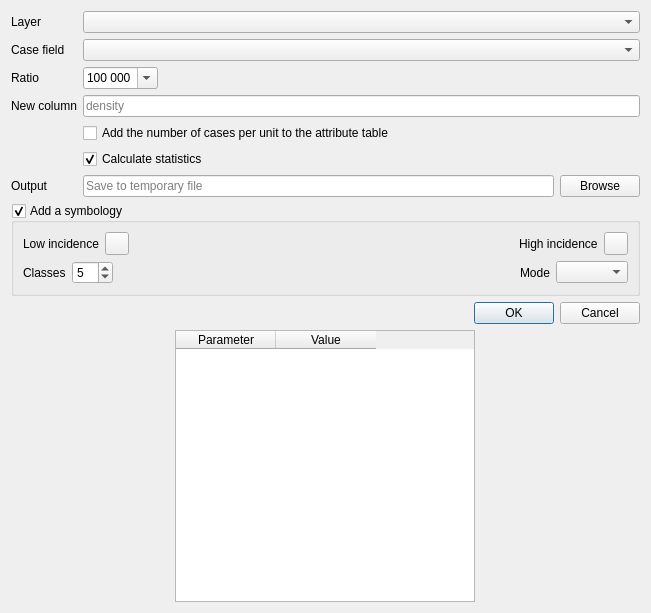
Qt form src/ui/analysis/composite_index.ui (Gustry/GeoHealth) before a commit.
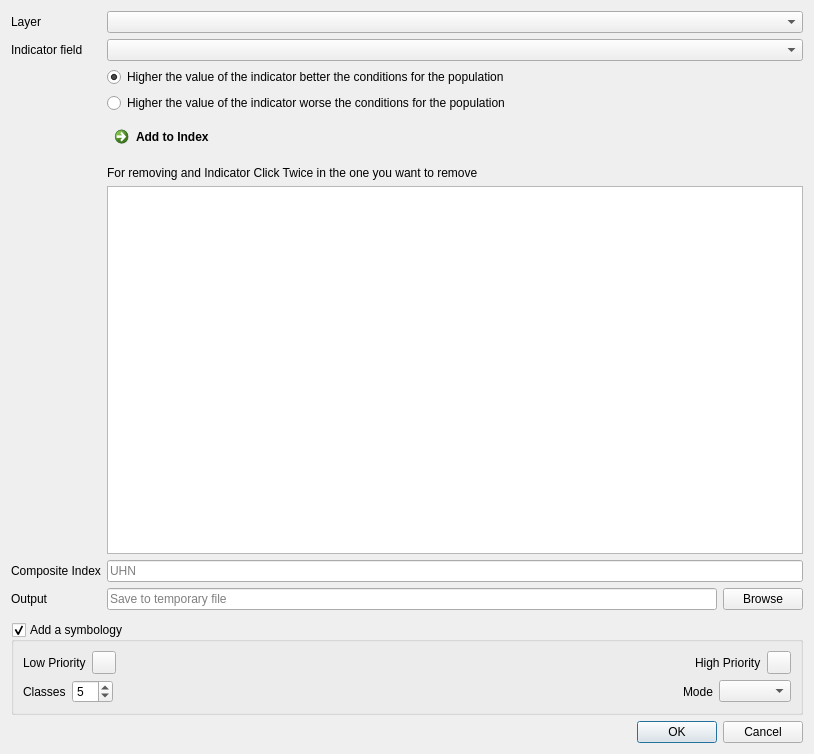
The same form after that commit. Custom widgets are drawn as their Qt base class.

Commit message: FIX selection of indicators for Composite Index

What changed in the file:
```diff
--- a/src/ui/analysis/composite_index.ui
+++ b/src/ui/analysis/composite_index.ui
@@ -6,12 +6,12 @@
    <rect>
     <x>0</x>
     <y>0</y>
-    <width>651</width>
-    <height>613</height>
+    <width>814</width>
+    <height>754</height>
    </rect>
   </property>
   <property name="windowTitle">
-   <string>Density</string>
+   <string>Incidence</string>
   </property>
   <layout class="QVBoxLayout" name="verticalLayout">
    <item>
@@ -19,101 +19,56 @@
      <property name="fieldGrowthPolicy">
       <enum>QFormLayout::ExpandingFieldsGrow</enum>
      </property>
-     <item row="1" column="0">
+     <item row="2" column="0">
       <widget class="QLabel" name="label">
        <property name="text">
         <string>Layer</string>
        </property>
       </widget>
      </item>
-     <item row="4" column="0">
-      <widget class="QLabel" name="label_2">
+     <item row="2" column="1">
+      <widget class="QgsMapLayerComboBox" name="cbx_aggregation_layer">
+       <property name="sizePolicy">
+        <sizepolicy hsizetype="Expanding" vsizetype="Fixed">
+         <horstretch>0</horstretch>
+         <verstretch>0</verstretch>
+        </sizepolicy>
+       </property>
+      </widget>
+     </item>
+     <item row="3" column="0">
+      <widget class="QLabel" name="label_4">
        <property name="text">
-        <string>Ratio</string>
+        <string>Indicator field</string>
        </property>
       </widget>
      </item>
-     <item row="4" column="1">
-      <widget class="QComboBox" name="cbx_ratio">
-       <property name="editable">
-        <bool>true</bool>
+     <item row="3" column="1">
+      <widget class="QgsFieldComboBox" name="cbx_indicator_field">
+       <property name="sizePolicy">
+        <sizepolicy hsizetype="Expanding" vsizetype="Fixed">
+         <horstretch>0</horstretch>
+         <verstretch>0</verstretch>
+        </sizepolicy>
        </property>
-       <property name="currentIndex">
-        <number>4</number>
-       </property>
-       <item>
-        <property name="text">
-         <string>10</string>
-        </property>
-       </item>
-       <item>
-        <property name="text">
-         <string>100</string>
-        </property>
-       </item>
-       <item>
-        <property name="text">
-         <string>1 000</string>
-        </property>
-       </item>
-       <item>
-        <property name="text">
-         <string>10 000</string>
-        </property>
-       </item>
-       <item>
-        <property name="text">
-         <string>100 000</string>
-        </property>
-       </item>
       </widget>
      </item>
-     <item row="5" column="0">
+     <item row="11" column="0">
       <widget class="QLabel" name="label_3">
        <property name="text">
-        <string>New column</string>
+        <string>Composite Index</string>
        </property>
       </widget>
      </item>
-     <item row="5" column="1">
-      <widget class="QLineEdit" name="le_new_column">
-       <property name="maxLength">
-        <number>10</number>
-       </property>
-       <property name="placeholderText">
-        <string>density</string>
-       </property>
-      </widget>
-     </item>
-     <item row="6" column="1">
-      <widget class="QCheckBox" name="checkBox_addNbIntersections">
-       <property name="toolTip">
-        <string>Add the number of cases per unit to the attribute table</string>
-       </property>
-       <property name="text">
-        <string>Add the number of cases per unit to the attribute table</string>
-       </property>
-      </widget>
-     </item>
-     <item row="7" column="1">
-      <widget class="QCheckBox" name="checkBox_incidence_runStats">
-       <property name="text">
-        <string>Calculate statistics</string>
-       </property>
-       <property name="checked">
-        <bool>true</bool>
-       </property>
-      </widget>
-     </item>
-     <item row="8" column="0">
-      <widget class="QLabel" name="label_5">
+     <item row="12" column="0">
+      <widget class="QLabel" name="label_8">
        <property name="text">
         <string>Output</string>
        </property>
       </widget>
      </item>
-     <item row="8" column="1">
-      <layout class="QHBoxLayout" name="horizontalLayout">
+     <item row="12" column="1">
+      <layout class="QHBoxLayout" name="horizontalLayout_6">
        <item>
         <widget class="QLineEdit" name="le_output_filepath">
          <property name="placeholderText">
@@ -130,30 +85,56 @@
        </item>
       </layout>
      </item>
-     <item row="3" column="0">
-      <widget class="QLabel" name="label_4">
+     <item row="13" column="1">
+      <layout class="QHBoxLayout" name="horizontalLayout"/>
+     </item>
+     <item row="5" column="1">
+      <widget class="QRadioButton" name="radioButton_vector_positive">
        <property name="text">
-        <string>Case field</string>
+        <string>Higher the value of the indicator better the conditions for the population</string>
        </property>
+       <property name="checked">
+        <bool>true</bool>
+       </property>
+       <attribute name="buttonGroup">
+        <string notr="true">buttonGroup_2</string>
+       </attribute>
       </widget>
      </item>
-     <item row="1" column="1">
-      <widget class="QgsMapLayerComboBox" name="cbx_aggregation_layer">
-       <property name="sizePolicy">
-        <sizepolicy hsizetype="Expanding" vsizetype="Fixed">
-         <horstretch>0</horstretch>
-         <verstretch>0</verstretch>
-        </sizepolicy>
+     <item row="6" column="1">
+      <widget class="QRadioButton" name="radioButton_vector_negative">
+       <property name="text">
+        <string>Higher the value of the indicator worse the conditions for the population</string>
        </property>
+       <attribute name="buttonGroup">
+        <string notr="true">buttonGroup_2</string>
+       </attribute>
       </widget>
      </item>
-     <item row="3" column="1">
-      <widget class="QgsFieldComboBox" name="cbx_case_field">
-       <property name="sizePolicy">
-        <sizepolicy hsizetype="Expanding" vsizetype="Fixed">
-         <horstretch>0</horstretch>
-         <verstretch>0</verstretch>
-        </sizepolicy>
+     <item row="11" column="1">
+      <widget class="QLineEdit" name="le_new_column">
+       <property name="maxLength">
+        <number>10</number>
+       </property>
+       <property name="placeholderText">
+        <string>UHN</string>
+       </property>
+      </widget>
+     </item>
+     <item row="10" column="1">
+      <widget class="QListWidget" name="cbx_list_indicators"/>
+     </item>
+     <item row="8" column="1">
+      <widget class="QCommandLinkButton" name="command_link_button">
+       <property name="text">
+        <string>Add to Index</string>
+       </property>
+      </widget>
+     </item>
+     <item row="9" column="1">
+      <widget class="QLabel" name="label_2">
+       <property name="text">
+        <string>For removing and Indicator Click Twice in the one you want to remove</string>
        </property>
       </widget>
      </item>
@@ -176,7 +157,7 @@
         <item>
          <widget class="QLabel" name="label_9">
           <property name="text">
-           <string>Low incidence</string>
+           <string>Low Priority</string>
           </property>
          </widget>
         </item>
@@ -184,9 +165,9 @@
          <widget class="QgsColorButtonV2" name="color_low_value">
           <property name="color" stdset="0">
            <color>
-            <red>255</red>
-            <green>246</green>
-            <blue>246</blue>
+            <red>50</red>
+            <green>164</green>
+            <blue>46</blue>
            </color>
           </property>
          </widget>
@@ -207,7 +188,7 @@
         <item>
          <widget class="QLabel" name="label_10">
           <property name="text">
-           <string>High incidence</string>
+           <string>High Priority</string>
           </property>
          </widget>
         </item>
@@ -281,48 +262,6 @@
      </property>
     </widget>
    </item>
-   <item>
-    <layout class="QHBoxLayout" name="horizontalLayout_2">
-     <item>
-      <widget class="QTableWidget" name="tableWidget">
-       <property name="minimumSize">
-        <size>
-         <width>200</width>
-         <height>0</height>
-        </size>
-       </property>
-       <property name="maximumSize">
-        <size>
-         <width>300</width>
-         <height>16777215</height>
-        </size>
-       </property>
-       <property name="verticalScrollBarPolicy">
-        <enum>Qt::ScrollBarAsNeeded</enum>
-       </property>
-       <property name="horizontalScrollBarPolicy">
-        <enum>Qt::ScrollBarAlwaysOff</enum>
-       </property>
-       <attribute name="verticalHeaderVisible">
-        <bool>false</bool>
-       </attribute>
-       <column>
-        <property name="text">
-         <string>Parameter</string>
-        </property>
-       </column>
-       <column>
-        <property name="text">
-         <string>Value</string>
-        </property>
-       </column>
-      </widget>
-     </item>
-     <item>
-      <layout class="QVBoxLayout" name="layout_plot"/>
-     </item>
-    </layout>
-   </item>
   </layout>
  </widget>
  <customwidgets>
```
Left out of the diff: 13 changed lines with no effect on the pictures. The commit also changes 3 other files.
